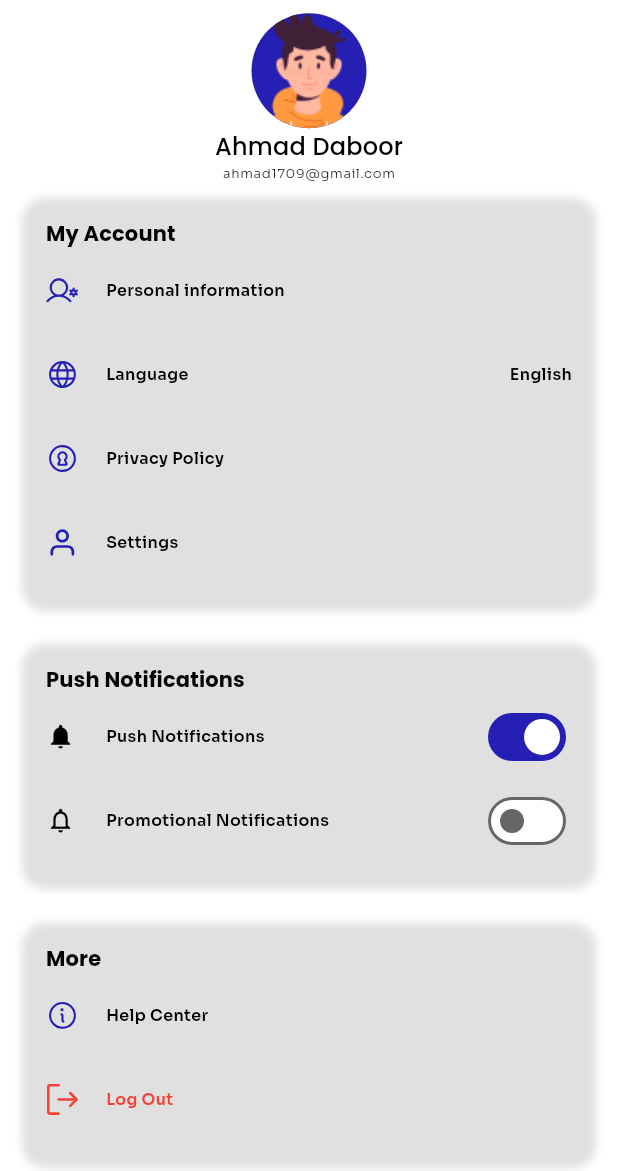
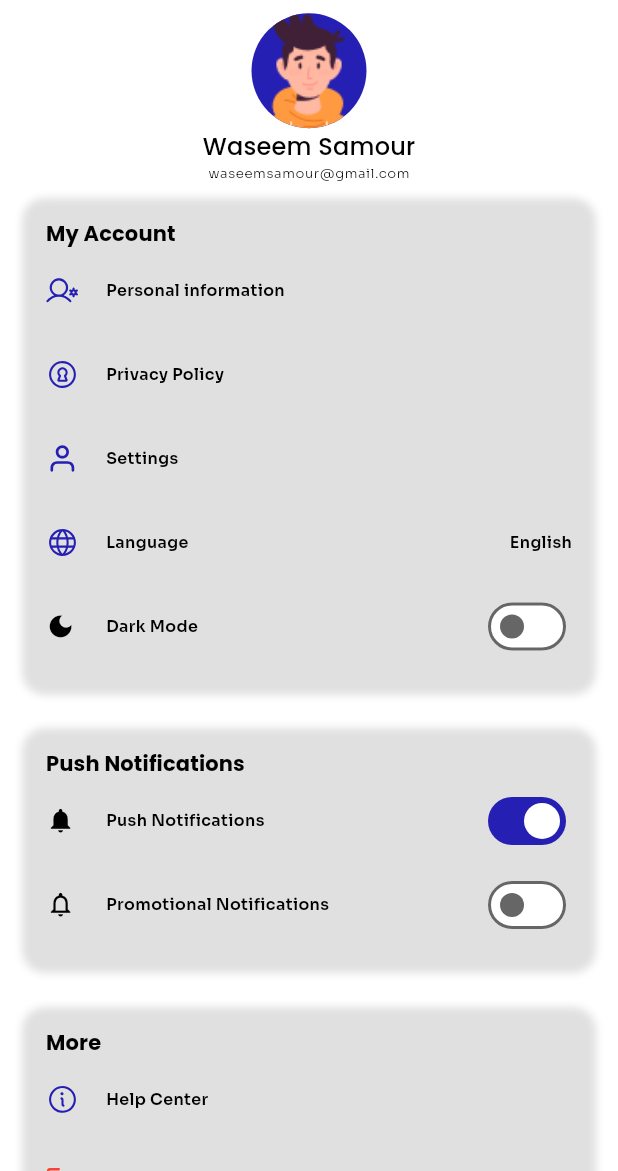
Before and after one commit to Mo3taz410/foodtek, a Flutter app: the ProfileScreen screen opened by its route, on a phone screen of 412 x 824 dp, the part 65-1236 px from its top. Run offline on Flutter 3.47's test engine with Material 3 defaults, Android fonts, the phone set to English and light mode, and no system bars; our stand-ins replace flutter_bloc, flutter_screenutil, flutter_secure_storage, flutter_svg, geocoding, geolocator and 5 more; accounts and stored records are empty.

Commit message:
last update 17 april with theme button done

```diff
--- /dev/null
+++ b/lib/core/theme/theme_cubit.dart
@@ -0,0 +1,10 @@
+import 'package:flutter/material.dart';
+import 'package:flutter_bloc/flutter_bloc.dart';
+
+class ThemeCubit extends Cubit<ThemeMode> {
+  ThemeCubit() : super(ThemeMode.system);
+
+  void toggleTheme(bool isDark) {
+    emit(isDark ? ThemeMode.dark : ThemeMode.light);
+  }
+}
--- a/lib/features/onboarding/views/screen/onboarding_screen.dart
+++ b/lib/features/onboarding/views/screen/onboarding_screen.dart
@@ -42,7 +42,10 @@ class _OnboardingScreenState extends State<OnboardingScreen> {
                 return LinearGradient(
                   begin: Alignment.topCenter,
                   end: Alignment.bottomCenter,
-                  colors: [],
+                  colors: [
+                    Colors.black,
+                    Colors.transparent,
+                  ],
                   stops: [0.0, 0.3],
                 ).createShader(bounds);
               },
--- a/lib/features/onboarding/views/widgets/onboarding_widget.dart
+++ b/lib/features/onboarding/views/widgets/onboarding_widget.dart
@@ -82,7 +82,7 @@ class OnboardingWidget extends StatelessWidget {
                   width: responsiveWidth(context, 307),
                   height: responsiveHeight(context, 48),
                   borderRadius: 69,
-                  textStyle: Theme.of(context).textTheme.labelMedium,
+                  // textStyle: Theme.of(context).textTheme.labelMedium,
                   onPressed: () {
                     Navigator.pushReplacementNamed(context, '/login');
                   },
--- a/lib/features/profile/views/screens/profile_screen.dart
+++ b/lib/features/profile/views/screens/profile_screen.dart
@@ -6,6 +6,8 @@ import 'package:foodtek/core/localization/localization_cubit.dart';
 import 'package:foodtek/core/localization/localization_extension.dart';
 import 'package:foodtek/core/utils/responsive.dart';
 import 'package:foodtek/core/widgets/app_svg_icons.dart';
+
+import '../../../../core/theme/theme_cubit.dart';
 
 class ProfileScreen extends StatelessWidget {
   const ProfileScreen({super.key});
@@ -34,10 +36,10 @@ class ProfileScreen extends StatelessWidget {
                       backgroundImage:
                           AssetImage(AppImageStrings.profilePicture),
                     ),
-                    Text('Ahmad Daboor',
+                    Text('Waseem Samour',
                         style: Theme.of(context).textTheme.titleMedium),
                     Text(
-                      'ahmad1709@gmail.com',
+                      'waseemsamour@gmail.com',
                       style: Theme.of(context).textTheme.bodySmall,
                     ),
                   ],
@@ -55,6 +57,16 @@ class ProfileScreen extends StatelessWidget {
                   ),
                   _buildTile(
                     context,
+                    AppIconStrings.privacyPolicy,
+                    context.l10n.privacy_policy,
+                  ),
+                  _buildTile(
+                    context,
+                    AppIconStrings.profile,
+                    context.l10n.settings,
+                  ),
+                  _buildTile(
+                    context,
                     AppIconStrings.language,
                     context.l10n.language,
                     trailing: Text(
@@ -65,15 +77,14 @@ class ProfileScreen extends StatelessWidget {
                     ),
                     onTap: () => _showLanguagePicker(context),
                   ),
-                  _buildTile(
+                  _buildThemeSwitchTile(
                     context,
-                    AppIconStrings.privacyPolicy,
-                    context.l10n.privacy_policy,
-                  ),
-                  _buildTile(
-                    context,
-                    AppIconStrings.profile,
-                    context.l10n.settings,
+                    Icons.dark_mode,
+                    context.l10n.dark_mode,
+                    _isDarkMode(context),
+                    onChanged: (value) {
+                      context.read<ThemeCubit>().toggleTheme(value);
+                    },
                   ),
                 ],
               ),
@@ -175,6 +186,21 @@ class ProfileScreen extends StatelessWidget {
     );
   }
 
+  Widget _buildThemeSwitchTile(
+    BuildContext context,
+    IconData icon,
+    String title,
+    bool value, {
+    void Function(bool)? onChanged,
+  }) {
+    return ListTile(
+      contentPadding: EdgeInsets.zero,
+      leading: Icon(icon, size: responsiveHeight(context, 22)),
+      title: Text(title, style: Theme.of(context).textTheme.bodyMedium),
+      trailing: Switch(value: value, onChanged: onChanged),
+    );
+  }
+
   Widget _buildSwitchTile(
       BuildContext context, IconData icon, String title, bool value) {
     return ListTile(
@@ -183,6 +209,17 @@ class ProfileScreen extends StatelessWidget {
       title: Text(title, style: Theme.of(context).textTheme.bodyMedium),
       trailing: Switch(value: value, onChanged: (v) {}),
     );
+  }
+
+  bool _isDarkMode(BuildContext context) {
+    final themeMode = context.watch<ThemeCubit>().state;
+
+    if (themeMode == ThemeMode.system) {
+      final brightness = MediaQuery.of(context).platformBrightness;
+      return brightness == Brightness.dark;
+    }
+
+    return themeMode == ThemeMode.dark;
   }
 
   void _showLanguagePicker(BuildContext context) {
--- a/lib/l10n/app_ar.arb
+++ b/lib/l10n/app_ar.arb
@@ -141,5 +141,6 @@
   "add_card": "أضف بطاقة",
   "choose_language": "اختر اللغة",
   "top_recommendations": "أكثر العناصر الموصى بها",
-  "loading": "جار التحميل..."
+  "loading": "جار التحميل...",
+  "dark_mode": "الوضع الليلي"
 }
--- a/lib/l10n/app_en.arb
+++ b/lib/l10n/app_en.arb
@@ -141,5 +141,6 @@
   "add_card": "Add Card",
   "choose_language": "Choose Language",
   "top_recommendations": "Top Recommendations",
-  "loading": "Loading..."
+  "loading": "Loading...",
+  "dark_mode": "Dark Mode"
 }
--- a/lib/l10n/app_localizations.dart
+++ b/lib/l10n/app_localizations.dart
@@ -946,6 +946,12 @@ abstract class AppLocalizations {
   /// In en, this message translates to:
   /// **'Loading...'**
   String get loading;
+
+  /// No description provided for @dark_mode.
+  ///
+  /// In en, this message translates to:
+  /// **'Dark Mode'**
+  String get dark_mode;
 }
 
 class _AppLocalizationsDelegate extends LocalizationsDelegate<AppLocalizations> {
--- a/lib/l10n/app_localizations_ar.dart
+++ b/lib/l10n/app_localizations_ar.dart
@@ -1,5 +1,3 @@
-// ignore: unused_import
-import 'package:intl/intl.dart' as intl;
 import 'app_localizations.dart';
 
 // ignore_for_file: type=lint
@@ -433,4 +431,7 @@ class AppLocalizationsAr extends AppLocalizations {
 
   @override
   String get loading => 'جار التحميل...';
+
+  @override
+  String get dark_mode => 'الوضع الليلي';
 }
--- a/lib/l10n/app_localizations_en.dart
+++ b/lib/l10n/app_localizations_en.dart
@@ -1,5 +1,3 @@
-// ignore: unused_import
-import 'package:intl/intl.dart' as intl;
 import 'app_localizations.dart';
 
 // ignore_for_file: type=lint
@@ -433,4 +431,7 @@ class AppLocalizationsEn extends AppLocalizations {
 
   @override
   String get loading => 'Loading...';
+
+  @override
+  String get dark_mode => 'Dark Mode';
 }
```
Also changed, not shown: lib/main.dart (+23 -16 lines), pubspec.yaml (+11 -0 lines), assets/app_icon/foodtek.png (added), pubspec.lock, 23 other files.
